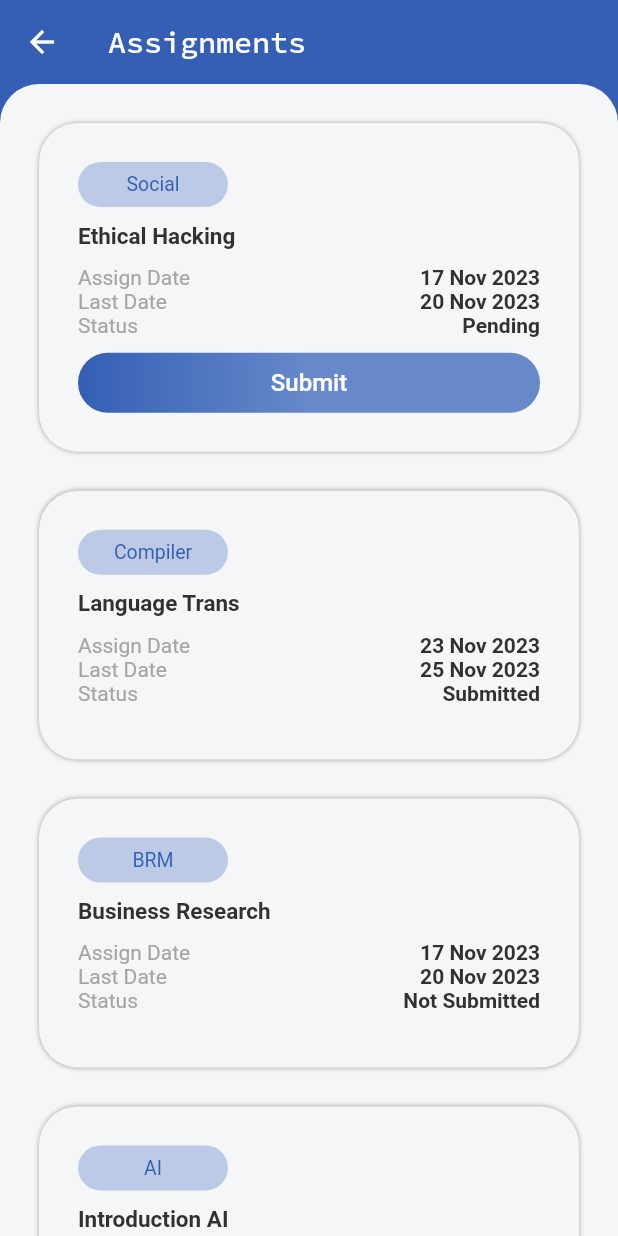
After one commit to KABITATHUYAJU98/school_app_flutter, a Flutter app: the AssignmentScreen screen opened by its route, on a phone screen of 412 x 824 dp. The commit adds this screen. Run offline on Flutter 3.47's test engine with Material 2 defaults, Android fonts, the phone set to English and light mode, and no system bars; our stand-ins replace flutter_svg, google_fonts.

Commit message:
'added_assignment_screen'

```diff
--- a/lib/routes.dart
+++ b/lib/routes.dart
@@ -1,4 +1,5 @@
 import 'package:flutter/material.dart';
+import 'package:hamro_vidyalaya/screens/assignment_screen/assignment_screen.dart';
 import 'package:hamro_vidyalaya/screens/fee_screen/fee_screen.dart';
 import 'package:hamro_vidyalaya/screens/home_screen/home_screen.dart';
 import 'package:hamro_vidyalaya/screens/login_screen/login_screen.dart';
@@ -12,4 +13,5 @@ Map<String, WidgetBuilder> routes = {
   HomeScreen.routeName: (context) => HomeScreen(),
   MyProfileScreen.routeName: (context) => MyProfileScreen(),
   FeeScreen.routeName: (context) => FeeScreen(),
+  AssignmentScreen.routeName: (context) => AssignmentScreen(),
 };
--- /dev/null
+++ b/lib/screens/assignment_screen/assignment_screen.dart
@@ -0,0 +1,105 @@
+import "package:flutter/material.dart";
+import "package:hamro_vidyalaya/constants.dart";
+import "package:hamro_vidyalaya/screens/assignment_screen/data/assignment_data.dart";
+import "package:hamro_vidyalaya/screens/assignment_screen/widgets/assignment_widgets.dart";
+
+class AssignmentScreen extends StatelessWidget {
+  const AssignmentScreen({super.key});
+  static String routeName = 'AssignmentScreen';
+
+  @override
+  Widget build(BuildContext context) {
+    return Scaffold(
+      appBar: AppBar(
+        title: const Text('Assignments'),
+      ),
+      body: Column(
+        children: [
+          Expanded(
+            child: Container(
+                decoration: const BoxDecoration(
+                    color: kOtherColor,
+                    borderRadius: BorderRadius.only(
+                      topLeft: Radius.circular(kDefaultPadding),
+                      topRight: Radius.circular(kDefaultPadding),
+                    )),
+                child: ListView.builder(
+                    padding: EdgeInsets.all(kDefaultPadding),
+                    itemCount: assignment.length,
+                    itemBuilder: (context, int index) {
+                      return Container(
+                        margin: EdgeInsets.only(bottom: kDefaultPadding),
+                        child: Column(
+                            mainAxisAlignment: MainAxisAlignment.center,
+                            children: [
+                              Container(
+                                padding: EdgeInsets.all(kDefaultPadding),
+                                decoration: BoxDecoration(
+                                    borderRadius:
+                                        BorderRadius.circular(kDefaultPadding),
+                                    color: kOtherColor,
+                                    boxShadow: [
+                                      BoxShadow(
+                                          color: kTextLightColor,
+                                          blurRadius: 2.0)
+                                    ]),
+                                child: Column(
+                                    crossAxisAlignment:
+                                        CrossAxisAlignment.start,
+                                    children: [
+                                      Container(
+                                        width: 100,
+                                        height: 30.0,
+                                        decoration: BoxDecoration(
+                                          color:
+                                              kSecondaryColor.withOpacity(0.4),
+                                          borderRadius: BorderRadius.circular(
+                                              kDefaultPadding),
+                                        ),
+                                        child: Center(
+                                            child: Text(
+                                          assignment[index].subjectName,
+                                          style: const TextStyle(
+                                              fontSize: 13.0,
+                                              fontWeight: FontWeight.w400,
+                                              color: kPrimaryColor),
+                                        )),
+                                      ),
+                                      kHalfSizedBox,
+                                      Text(
+                                        assignment[index].topicName,
+                                        style: const TextStyle(
+                                            color: kTextBlackColor,
+                                            fontSize: 15.0,
+                                            fontWeight: FontWeight.w600),
+                                      ),
+                                      kHalfSizedBox,
+                                      AssignmentDetailRow(
+                                          title: 'Assign Date',
+                                          statusValue:
+                                              assignment[index].assignDate),
+                                      AssignmentDetailRow(
+                                          title: 'Last Date',
+                                          statusValue:
+                                              assignment[index].lastDate),
+                                      AssignmentDetailRow(
+                                          title: 'Status',
+                                          statusValue:
+                                              assignment[index].status),
+                                      kHalfSizedBox,
+                                      //use condition to display button
+                                      if (assignment[index].status == 'Pending')
+                                        //then show button
+                                        AssignmentButton(
+                                            title: 'Submit', onPress: () {})
+                                    ]),
+                              )
+                            ]),
+                      );
+                    })),
+          ),
+        ],
+      ),
+    );
+  }
+}
--- /dev/null
+++ b/lib/screens/assignment_screen/data/assignment_data.dart
@@ -0,0 +1,21 @@
+class AssignmentData {
+  final String subjectName;
+  final String topicName;
+  final String assignDate;
+  final String lastDate;
+  final String status;
+
+  AssignmentData(this.subjectName, this.topicName, this.assignDate,
+      this.lastDate, this.status);
+}
+
+List<AssignmentData> assignment = [
+  AssignmentData(
+      'Social', 'Ethical Hacking', '17 Nov 2023', '20 Nov 2023', 'Pending'),
+  AssignmentData(
+      'Compiler', 'Language Trans', '23 Nov 2023', '25 Nov 2023', 'Submitted'),
+  AssignmentData('BRM', 'Business Research', '17 Nov 2023', '20 Nov 2023',
+      'Not Submitted'),
+  AssignmentData(
+      'AI', 'Introduction AI', '23 Nov 2023', '25 Nov 2023', 'Pending'),
+];
--- /dev/null
+++ b/lib/screens/assignment_screen/widgets/assignment_widgets.dart
@@ -0,0 +1,68 @@
+
+import 'package:flutter/material.dart';
+import 'package:hamro_vidyalaya/constants.dart';
+
+class AssignmentDetailRow extends StatelessWidget {
+  const AssignmentDetailRow(
+      {super.key, required this.title, required this.statusValue});
+  final String title;
+  final String statusValue;
+
+  @override
+  Widget build(BuildContext context) {
+    return Row(
+      mainAxisAlignment: MainAxisAlignment.spaceBetween,
+      children: [
+        Text(
+          title,
+          style: const TextStyle(
+              fontSize: 14.0,
+              fontWeight: FontWeight.w400,
+              color: kTextLightColor),
+        ),
+        Text(
+          statusValue,
+          style: const TextStyle(
+              fontSize: 14.0,
+              fontWeight: FontWeight.w600,
+              color: kTextBlackColor),
+        ),
+      ],
+    );
+  }
+}
+
+class AssignmentButton extends StatelessWidget {
+  const AssignmentButton(
+      {super.key, required this.title, required this.onPress});
+  final String title;
+  final VoidCallback onPress;
+
+  @override
+  Widget build(BuildContext context) {
+    return GestureDetector(
+      onTap: onPress,
+      child: Container(
+        width: double.infinity,
+        height: 40.0,
+        decoration: BoxDecoration(
+          gradient: const LinearGradient(
+              colors: [kPrimaryColor, kSecondaryColor],
+              begin: FractionalOffset(0.0, 0.0),
+              end: FractionalOffset(0.5, 0.0),
+              stops: [0.0, 1.0],
+              tileMode: TileMode.clamp),
+          borderRadius: BorderRadius.circular(kDefaultPadding),
+        ),
+        child: Center(
+            child: Text(
+          title,
+          style: Theme.of(context).textTheme.bodyMedium!.copyWith(
+                fontWeight: FontWeight.w500,
+                fontSize: 16.0,
+              ),
+        )),
+      ),
+    );
+  }
+}
--- a/lib/screens/home_screen/home_screen.dart
+++ b/lib/screens/home_screen/home_screen.dart
@@ -1,6 +1,7 @@
 import 'package:flutter/material.dart';
 import 'package:flutter_svg/flutter_svg.dart';
 import 'package:hamro_vidyalaya/constants.dart';
+import 'package:hamro_vidyalaya/screens/assignment_screen/assignment_screen.dart';
 import 'package:hamro_vidyalaya/screens/fee_screen/fee_screen.dart';
 import 'package:hamro_vidyalaya/screens/home_screen/widgets/student_data.dart';
 import 'package:hamro_vidyalaya/screens/my_profile/my_profile.dart';
@@ -88,7 +89,10 @@ class HomeScreen extends StatelessWidget {
                           icon: 'assets/icons/quiz.svg',
                           title: 'Take Quiz'),
                       HomeCard(
-                          onPress: () {},
+                          onPress: () {
+                            Navigator.pushNamedAndRemoveUntil(context,
+                                AssignmentScreen.routeName, (route) => false);
+                          },
                           icon: 'assets/icons/assignment.svg',
                           title: 'Assignment')
                     ],
```
